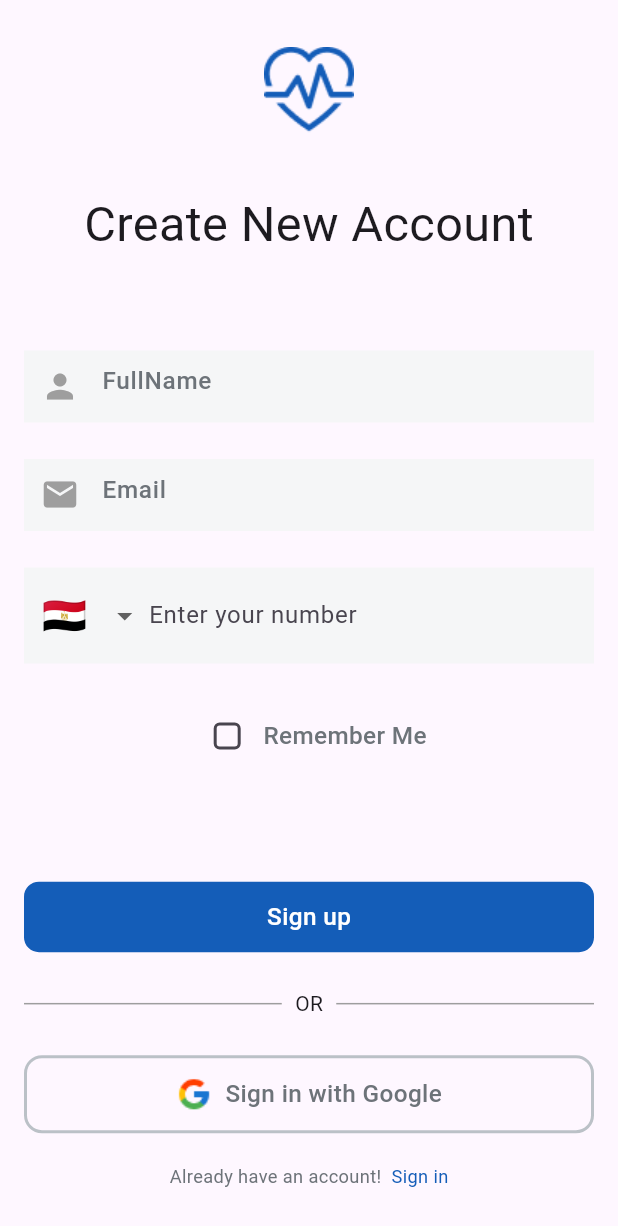
After one commit to Huma-volve/Round-8-mobile-Cure-team1, a Flutter app: the SignUpPage screen opened by its route, on a phone screen of 412 x 824 dp. The commit adds this screen. Shown: the top 1226 px of the screen. Run offline on Flutter 3.47's test engine with Material 3 defaults, Android fonts, the phone set to English and light mode, and no system bars; drawn by our look-alikes of intl_phone_number_input; our stand-ins replace flutter_bloc, flutter_screenutil, go_router, smooth_page_indicator; Roboto replaces fonts that are missing (Montserrat, georgia).

Commit message:
feat: finish ui signup

```diff
--- a/lib/app.dart
+++ b/lib/app.dart
@@ -9,7 +9,7 @@ class DocApp extends StatelessWidget {
   Widget build(BuildContext context) {
     return ScreenUtilInit(
       designSize: const Size(
-          360, 690), // You can adjust this based on your design specs
+          375, 812), // You can adjust this based on your design specs
       minTextAdapt: true,
       splitScreenMode: true,
       builder: (_, child) {
--- a/lib/core/theme/app_text_styles.dart
+++ b/lib/core/theme/app_text_styles.dart
@@ -47,4 +47,9 @@ class AppTextStyles {
     fontWeight: FontWeight.w400,
     fontFamily: 'georgia',
   );
+  static TextStyle stylegeorgia32 = TextStyle(
+    fontSize: 32.sp,
+    fontWeight: FontWeight.w400,
+    fontFamily: 'georgia',
+  );
 }
--- /dev/null
+++ b/lib/core/widgets/custome_text_field.dart
@@ -0,0 +1,40 @@
+import 'package:cure_team_1/core/theme/app_colors.dart';
+import 'package:cure_team_1/core/theme/app_text_styles.dart';
+import 'package:flutter/material.dart';
+
+class CustomeTextField extends StatefulWidget {
+  const CustomeTextField({
+    super.key,
+    required this.text,
+    this.perfixIcon,
+    this.suffixIcon,
+    required this.controller,
+  });
+  final String text;
+  final Widget? perfixIcon;
+  final Widget? suffixIcon;
+  final TextEditingController controller;
+
+  @override
+  State<CustomeTextField> createState() => _CustomeTextFieldState();
+}
+
+class _CustomeTextFieldState extends State<CustomeTextField> {
+  @override
+  Widget build(BuildContext context) {
+    return TextFormField(
+      controller: widget.controller,
+      keyboardType: TextInputType.emailAddress,
+      obscureText: false,
+      decoration: InputDecoration(
+          hintText: widget.text,
+          hintStyle: AppTextStyles.styleMedium16,
+          prefixIcon: widget.perfixIcon,
+          suffixIcon: widget.suffixIcon,
+          filled: true,
+          fillColor: AppColors.offWhite,
+          border: InputBorder.none,
+          enabledBorder: InputBorder.none),
+    );
+  }
+}
--- a/lib/features/auth/sign_up/presentation/pages/sign_up_page.dart
+++ b/lib/features/auth/sign_up/presentation/pages/sign_up_page.dart
@@ -1,3 +1,4 @@
+import 'package:cure_team_1/features/auth/sign_up/presentation/pages/widgets/signup_view_body.dart';
 import 'package:flutter/material.dart';
 
 class SignUpPage extends StatelessWidget {
@@ -5,6 +6,8 @@ class SignUpPage extends StatelessWidget {
 
   @override
   Widget build(BuildContext context) {
-    return const Scaffold();
+    return Scaffold(
+      body: SignupViewBody(),
+    );
   }
 }
--- /dev/null
+++ b/lib/features/auth/sign_up/presentation/pages/widgets/remember_me.dart
@@ -0,0 +1,41 @@
+import 'package:cure_team_1/core/theme/app_colors.dart';
+import 'package:cure_team_1/core/theme/app_text_styles.dart';
+import 'package:flutter/material.dart';
+
+class RememberMe extends StatefulWidget {
+  const RememberMe({super.key});
+
+  @override
+  State<RememberMe> createState() => _RememberMeState();
+}
+
+class _RememberMeState extends State<RememberMe> {
+  bool ischecked = false;
+  @override
+  Widget build(BuildContext context) {
+    return Row(
+      mainAxisAlignment: MainAxisAlignment.center,
+      children: [
+        Checkbox(
+            activeColor: AppColors.primaryColor,
+            shape: RoundedRectangleBorder(
+              borderRadius: BorderRadius.circular(4),
+              side: const BorderSide(
+                color: AppColors.primaryColor,
+                width: 2,
+              ),
+            ),
+            value: ischecked,
+            onChanged: (value) {
+              setState(() {
+                ischecked = value ?? false;
+              });
+            }),
+        Text(
+          'Remember Me',
+          style: AppTextStyles.styleMedium16,
+        ),
+      ],
+    );
+  }
+}
--- /dev/null
+++ b/lib/features/auth/sign_up/presentation/pages/widgets/signup_view_body.dart
@@ -0,0 +1,113 @@
+import 'package:cure_team_1/core/constants/app_route.dart';
+import 'package:cure_team_1/core/theme/app_colors.dart';
+import 'package:cure_team_1/core/theme/app_text_styles.dart';
+import 'package:cure_team_1/core/utils/app_images.dart';
+import 'package:cure_team_1/core/widgets/button_with_google.dart';
+import 'package:cure_team_1/core/widgets/custome_button.dart';
+import 'package:cure_team_1/core/widgets/custome_text_field.dart';
+import 'package:cure_team_1/core/widgets/phone_input.dart';
+import 'package:cure_team_1/features/auth/login/presentation/pages/widgets/divider_login.dart';
+import 'package:cure_team_1/features/auth/sign_up/presentation/pages/widgets/remember_me.dart';
+import 'package:flutter/material.dart';
+import 'package:flutter_screenutil/flutter_screenutil.dart';
+import 'package:go_router/go_router.dart';
+
+// ignore: must_be_immutable
+class SignupViewBody extends StatelessWidget {
+  SignupViewBody({super.key});
+
+  TextEditingController fullNameController = TextEditingController();
+  TextEditingController emailController = TextEditingController();
+
+  @override
+  Widget build(BuildContext context) {
+    return Padding(
+      padding: const EdgeInsets.symmetric(horizontal: 16),
+      child: Column(
+        mainAxisAlignment: MainAxisAlignment.center,
+        children: [
+          Center(
+            child: Image.asset(
+              AppImages.logoSplash,
+              color: AppColors.primaryColor,
+            ),
+          ),
+          SizedBox(
+            height: 35.h,
+          ),
+          Text(
+            'Create New Account',
+            style: AppTextStyles.stylegeorgia32,
+          ),
+          SizedBox(
+            height: 60.h,
+          ),
+          CustomeTextField(
+            text: 'FullName',
+            perfixIcon: const Icon(
+              Icons.person,
+              color: Colors.grey,
+              size: 26,
+            ),
+            controller: fullNameController,
+          ),
+          SizedBox(
+            height: 24.h,
+          ),
+          CustomeTextField(
+            text: 'Email',
+            perfixIcon: const Icon(
+              Icons.email,
+              color: Colors.grey,
+              size: 26,
+            ),
+            controller: emailController,
+          ),
+          SizedBox(
+            height: 24.h,
+          ),
+          const PhoneInputExample(),
+          SizedBox(
+            height: 24.h,
+          ),
+          const RememberMe(),
+          SizedBox(
+            height: 72.h,
+          ),
+          CustomeButton(
+              text: 'Sign up', color: AppColors.primaryColor, onTap: () {}),
+          SizedBox(
+            height: 24.h,
+          ),
+          const DividerLogin(),
+          SizedBox(
+            height: 24.h,
+          ),
+          ButtonWithGoogle(onTap: () {}),
+          SizedBox(
+            height: 20.h,
+          ),
+          Row(
+            mainAxisAlignment: MainAxisAlignment.center,
+            children: [
+              Text(
+                'Already have an account!  ',
+                style: AppTextStyles.styleRegular12,
+              ),
+              GestureDetector(
+                onTap: () {
+                  GoRouter.of(context).pushReplacement(AppRoute.loginPage);
+                },
+                child: Text(
+                  'Sign in',
+                  style: AppTextStyles.styleRegular12
+                      .copyWith(color: AppColors.primaryColor),
+                ),
+              )
+            ],
+          )
+        ],
+      ),
+    );
+  }
+}
```
